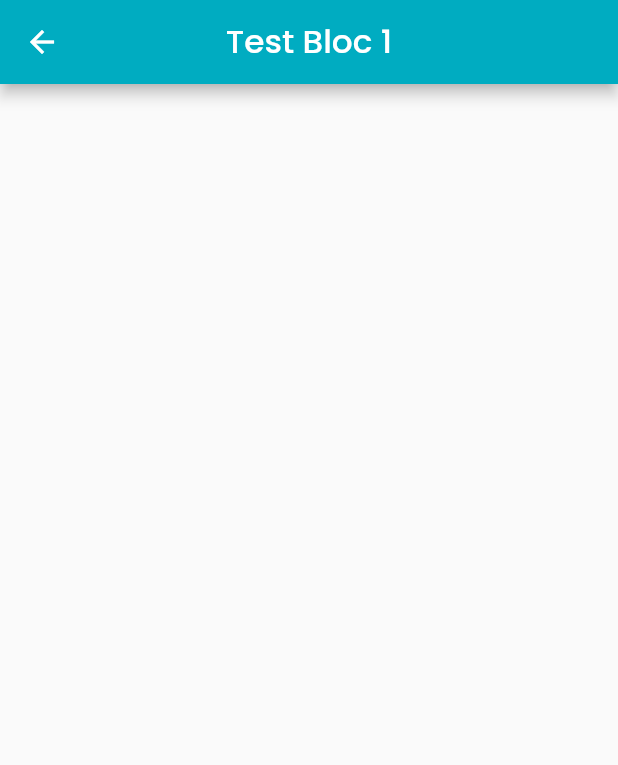
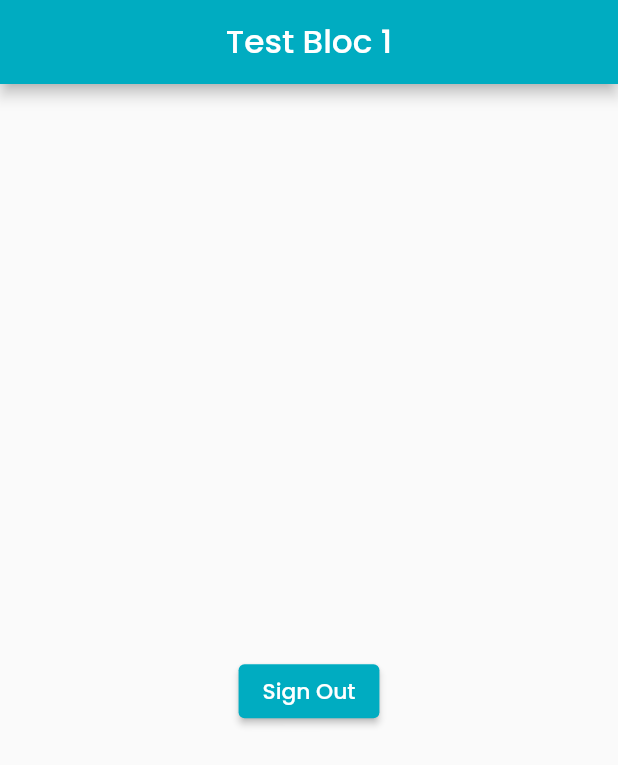
Before and after one commit to ozaenzenzen/flutter-test-bloc-firebase-1, a Flutter app: the MainPage screen opened directly, on a phone screen of 412 x 824 dp. Shown: the top 765 px of the screen. Run offline on Flutter 3.47's test engine with Material 2 defaults, Android fonts, the phone set to English and light mode, and no system bars; our stand-ins replace bloc, equatable, firebase_auth, firebase_core, flutter_bloc, flutter_screenutil and 3 more; accounts and stored records are empty; network calls fail; statements that could not run were skipped.

Commit message:
setup login and logout

```diff
--- a/lib/page/main_page.dart
+++ b/lib/page/main_page.dart
@@ -1,6 +1,11 @@
+import 'package:firebase_auth/firebase_auth.dart';
 import 'package:flutter/material.dart';
+import 'package:flutter_bloc/flutter_bloc.dart';
 import 'package:flutter_screenutil/flutter_screenutil.dart';
+import 'package:get/get.dart';
 import 'package:google_fonts/google_fonts.dart';
+import 'package:test_bloc_1/bloc/bloc/auth_bloc.dart';
+import 'package:test_bloc_1/page/signin_page.dart';
 
 class MainPage extends StatefulWidget {
   const MainPage({Key? key}) : super(key: key);
@@ -10,6 +15,8 @@
 }
 
 class _MainPageState extends State<MainPage> {
+  final user = FirebaseAuth.instance.currentUser!;
+
   @override
   Widget build(BuildContext context) {
     return Scaffold(
@@ -24,6 +31,41 @@
           ),
         ),
       ),
+      body: BlocListener<AuthBloc, AuthState>(
+        listener: (context, state) {
+          if (state is AuthUnauthenticated) {
+            Get.off(() => const SignInPage());
+          }
+          // TODO: implement listener
+        },
+        child: Column(
+          mainAxisAlignment: MainAxisAlignment.center,
+          crossAxisAlignment: CrossAxisAlignment.center,
+          children: [
+            Container(
+              alignment: Alignment.center,
+              child: Text("${user.displayName}"),
+            ),
+            SizedBox(
+              height: 20.h,
+            ),
+            ElevatedButton(
+              style: ElevatedButton.styleFrom(
+                primary: Colors.cyan.shade600,
+              ),
+              onPressed: () {
+                context.read<AuthBloc>().add(SignOutRequested());
+              },
+              child: Text(
+                "Sign Out",
+                style: GoogleFonts.poppins(
+                  fontSize: 12.sp,
+                ),
+              ),
+            ),
+          ],
+        ),
+      ),
     );
   }
 }
```
Also changed, not shown: lib/app.dart (+19 -3 lines), lib/page/signin_page.dart (+51 -2 lines).
